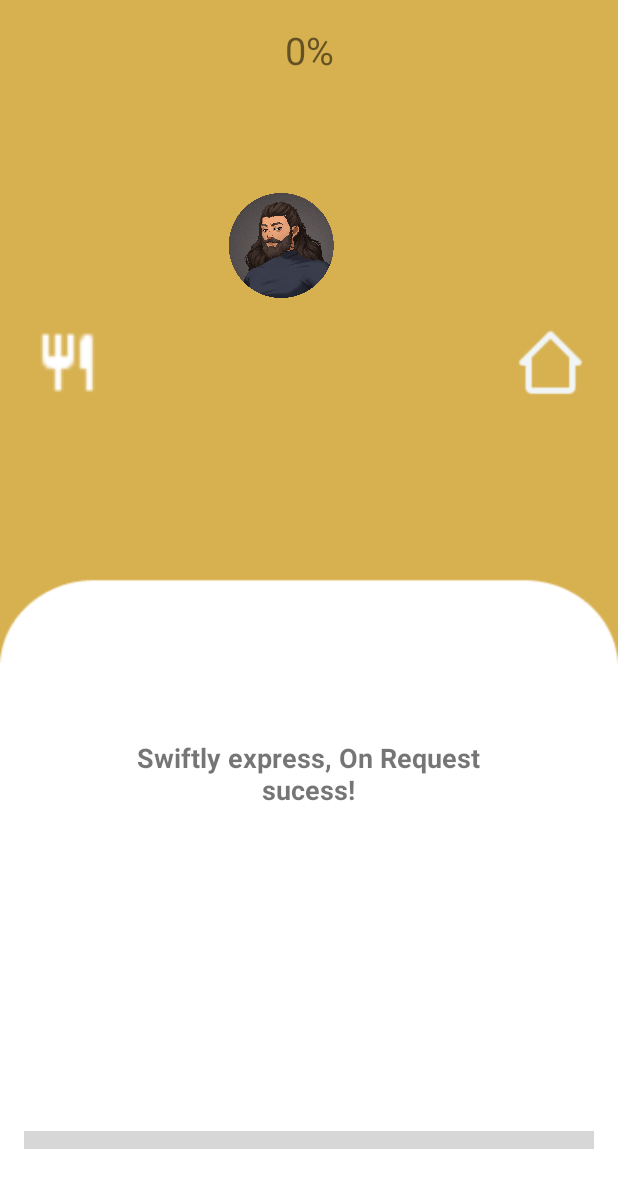
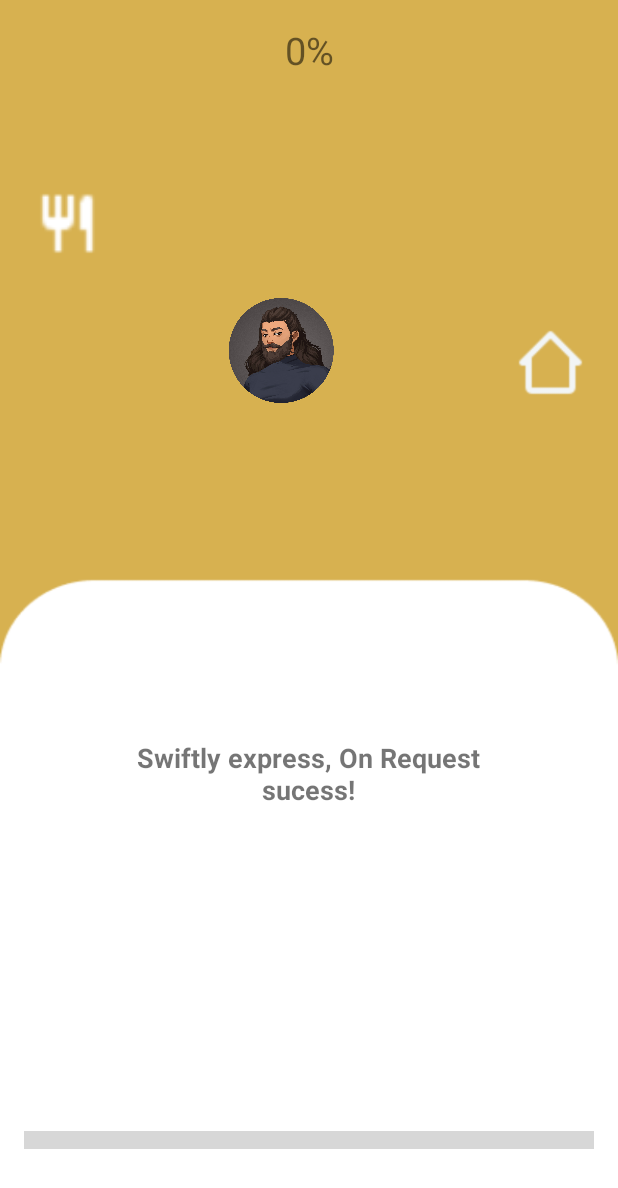
Before and after one commit to carlosalvaro98/onrequest1, an Android app: the StartPoint screen opened directly, with no data from a screen before it, on a phone screen of 412 x 824 dp. Shown: the top 1188 px of the screen. Run offline under Robolectric (Android 15) with nearby library versions, the phone set to English and light mode, and no system bars.

Commit message:
Update activity_start_point.xml

```diff
--- a/app/src/main/res/layout/activity_start_point.xml
+++ b/app/src/main/res/layout/activity_start_point.xml
@@ -22,7 +22,7 @@
             app:layout_constraintBottom_toBottomOf="parent"
             app:layout_constraintStart_toStartOf="parent"
             app:layout_constraintTop_toTopOf="parent"
-            app:layout_constraintVertical_bias="1.0"
+            app:layout_constraintVertical_bias="0.0"
             app:srcCompat="@drawable/restaurant" />
 
         <ImageView
@@ -45,7 +45,7 @@
             android:layout_marginBottom="6dp"
             app:layout_constraintBottom_toBottomOf="parent"
             app:layout_constraintTop_toTopOf="parent"
-            app:layout_constraintVertical_bias="0.157"
+            app:layout_constraintVertical_bias="0.255"
             app:srcCompat="@drawable/cajos"
             tools:layout_editor_absoluteX="154dp" />
 
```
